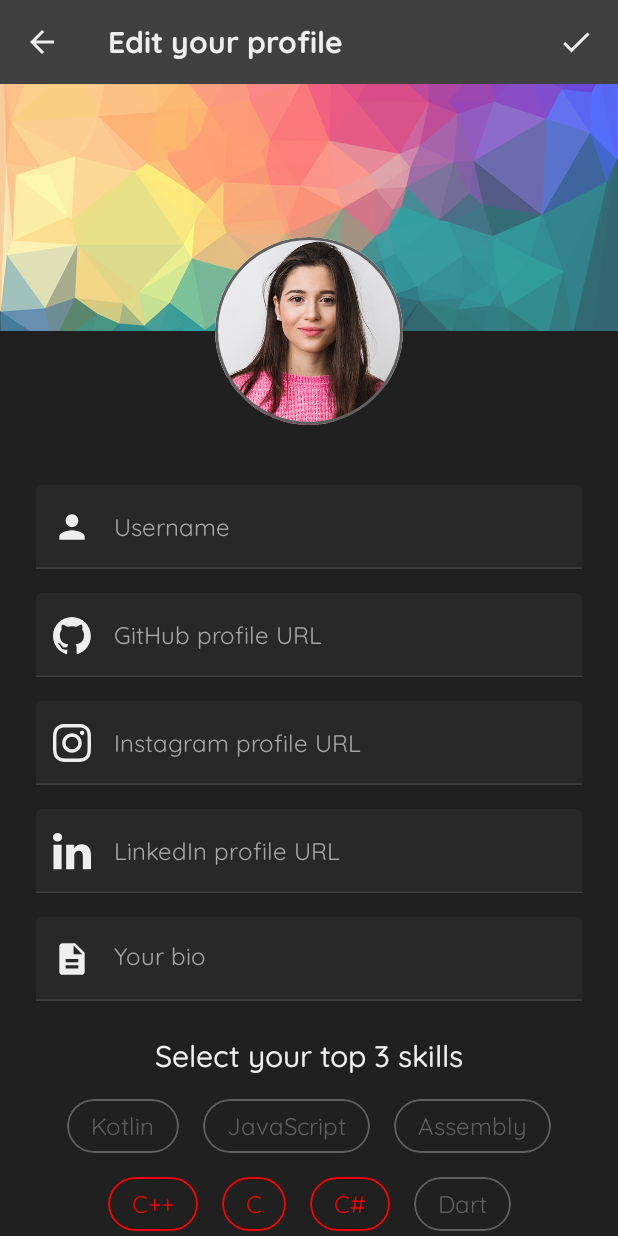
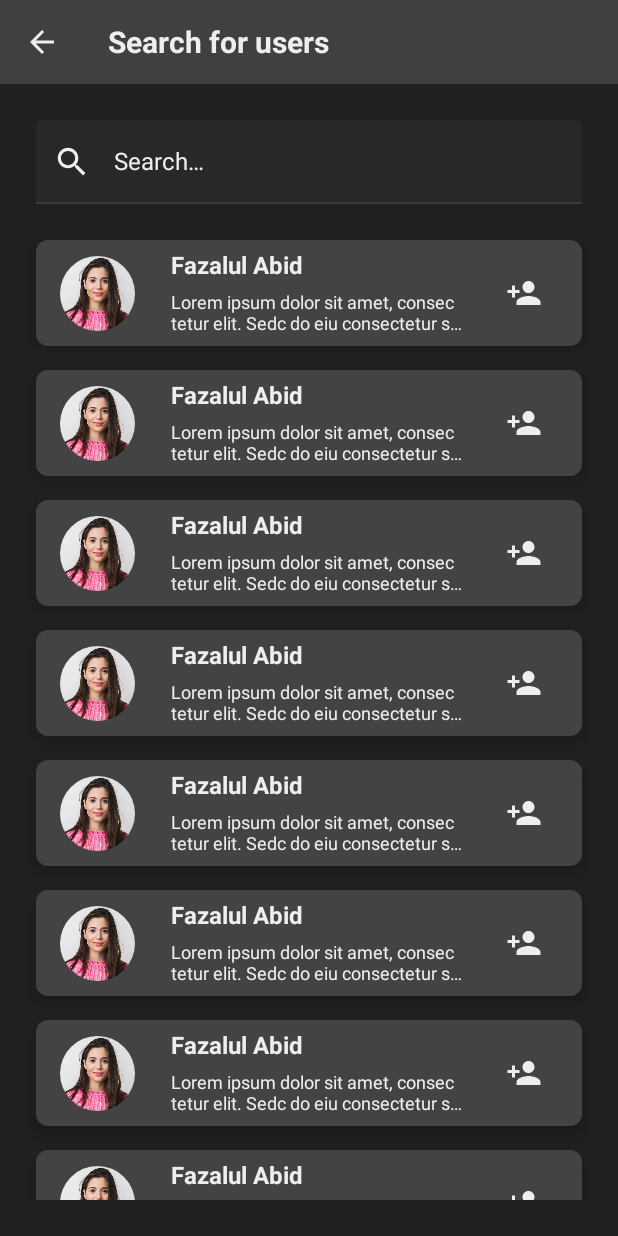
Before and after one commit to FazalulAbid/social-network-android, an Android app built with Jetpack Compose: the screen it shows after launch (MainActivity), on a phone screen of 412 x 824 dp. Run offline under Robolectric (Android 15) with nearby library versions, the phone set to English and light mode, and no system bars; our stand-ins replace Dagger/Hilt's generated code, Timber.

Commit message:
Implemented design for SearchScreen.kt

```diff
--- /dev/null
+++ b/app/src/main/java/com/fifty/socialnetwork/presentation/components/UserProfileItem.kt
@@ -0,0 +1,81 @@
+package com.fifty.socialnetwork.presentation.components
+
+import androidx.compose.foundation.Image
+import androidx.compose.foundation.layout.*
+import androidx.compose.foundation.shape.CircleShape
+import androidx.compose.material.*
+import androidx.compose.runtime.Composable
+import androidx.compose.ui.Alignment
+import androidx.compose.ui.Modifier
+import androidx.compose.ui.draw.clip
+import androidx.compose.ui.graphics.painter.Painter
+import androidx.compose.ui.res.painterResource
+import androidx.compose.ui.text.font.FontWeight
+import androidx.compose.ui.text.style.TextOverflow
+import androidx.compose.ui.unit.dp
+import com.fifty.socialnetwork.R
+import com.fifty.socialnetwork.domain.model.User
+import com.fifty.socialnetwork.presentation.ui.theme.*
+
+@OptIn(ExperimentalMaterialApi::class)
+@Composable
+fun UserProfileItem(
+    user: User,
+    modifier: Modifier = Modifier,
+    actionIcon: @Composable () -> Unit = {},
+    onItemClick: () -> Unit = {},
+    onActionItemClick: () -> Unit = {}
+) {
+    Card(
+        modifier = modifier,
+        shape = MaterialTheme.shapes.medium,
+        onClick = onItemClick,
+        elevation = 5.dp
+    ) {
+        Row(
+            modifier = Modifier
+                .fillMaxSize()
+                .padding(
+                    vertical = SpaceSmall,
+                    horizontal = SpaceMedium
+                ),
+            verticalAlignment = Alignment.CenterVertically,
+            horizontalArrangement = Arrangement.SpaceBetween
+        ) {
+            Image(
+                painter = painterResource(id = R.drawable.woman_profile_image),
+                contentDescription = null,
+                Modifier
+                    .clip(CircleShape)
+                    .size(ProfilePictureSizeSmall)
+            )
+            Spacer(modifier = Modifier.width(SpaceMedium))
+            Column(
+                modifier = Modifier
+                    .fillMaxHeight()
+                    .fillMaxWidth(0.8f)
+                    .padding(horizontal = SpaceSmall)
+            ) {
+                Text(
+                    text = user.username,
+                    style = MaterialTheme.typography.body1.copy(
+                        fontWeight = FontWeight.Bold
+                    )
+                )
+                Spacer(modifier = Modifier.height(SpaceSmall))
+                Text(
+                    text = user.description,
+                    style = MaterialTheme.typography.body2,
+                    overflow = TextOverflow.Ellipsis,
+                    maxLines = 2
+                )
+            }
+            Spacer(modifier = Modifier.width(SpaceSmall))
+            IconButton(
+                onClick = onActionItemClick
+            ) {
+                actionIcon()
+            }
+        }
+    }
+}
--- a/app/src/main/java/com/fifty/socialnetwork/presentation/postdetail/PostDetailScreen.kt
+++ b/app/src/main/java/com/fifty/socialnetwork/presentation/postdetail/PostDetailScreen.kt
@@ -164,7 +164,7 @@ fun Comment(
                         contentDescription = null,
                         modifier = Modifier
                             .clip(CircleShape)
-                            .size(ProfilePictureSizeSmall)
+                            .size(ProfilePictureSizeExtraSmall)
                     )
                     Spacer(modifier = Modifier.width(SpaceSmall))
                     Text(
--- /dev/null
+++ b/app/src/main/java/com/fifty/socialnetwork/presentation/search/SearchScreen.kt
@@ -0,0 +1,96 @@
+package com.fifty.socialnetwork.presentation.search
+
+import androidx.compose.foundation.layout.*
+import androidx.compose.foundation.lazy.LazyColumn
+import androidx.compose.material.Icon
+import androidx.compose.material.MaterialTheme
+import androidx.compose.material.Text
+import androidx.compose.material.icons.Icons
+import androidx.compose.material.icons.filled.Check
+import androidx.compose.material.icons.filled.Person
+import androidx.compose.material.icons.filled.PersonAdd
+import androidx.compose.material.icons.filled.Search
+import androidx.compose.runtime.Composable
+import androidx.compose.ui.Modifier
+import androidx.compose.ui.graphics.vector.ImageVector
+import androidx.compose.ui.res.stringResource
+import androidx.compose.ui.res.vectorResource
+import androidx.compose.ui.text.font.FontWeight
+import androidx.hilt.navigation.compose.hiltViewModel
+import androidx.navigation.NavController
+import com.fifty.socialnetwork.R
+import com.fifty.socialnetwork.domain.model.User
+import com.fifty.socialnetwork.presentation.components.StandardTextField
+import com.fifty.socialnetwork.presentation.components.StandardToolbar
+import com.fifty.socialnetwork.presentation.components.UserProfileItem
+import com.fifty.socialnetwork.presentation.ui.theme.SpaceLarge
+import com.fifty.socialnetwork.presentation.ui.theme.SpaceMedium
+import com.fifty.socialnetwork.presentation.util.states.StandardTextFieldState
+
+@Composable
+fun SearchScreen(
+    navController: NavController,
+    viewModel: SearchScreenViewModel = hiltViewModel()
+) {
+    Column(
+        modifier = Modifier.fillMaxSize()
+    ) {
+        StandardToolbar(
+            navController = navController,
+            showBackArrow = true,
+            title = {
+                Text(
+                    text = stringResource(id = R.string.search_for_users),
+                    fontWeight = FontWeight.Bold,
+                    color = MaterialTheme.colors.onBackground
+                )
+            }
+        )
+        Column(
+            modifier = Modifier
+                .fillMaxSize()
+                .padding(SpaceLarge)
+        ) {
+            StandardTextField(
+                text = viewModel.searchState.value.text,
+                modifier = Modifier
+                    .fillMaxWidth(),
+                hint = stringResource(id = R.string.search),
+                error = viewModel.searchState.value.error,
+                leadingIcon = Icons.Default.Search,
+                onValueChange = {
+                    viewModel.setSearchState(
+                        StandardTextFieldState(text = it)
+                    )
+                }
+            )
+            Spacer(modifier = Modifier.height(SpaceLarge))
+            LazyColumn(
+                modifier = Modifier.fillMaxSize()
+            ) {
+                items(10) {
+                    UserProfileItem(
+                        user = User(
+                            profilePictureUrl = "",
+                            username = "Fazalul Abid",
+                            description = "Lorem ipsum dolor sit amet, consec tetur elit. Sedc do eiu" +
+                                    " consectetur smod tempor consectetur incididunt" +
+                                    "  ut labore et dolore magna aliqua.",
+                            followerCount = 234,
+                            followingCount = 221,
+                            postCount = 45
+                        ),
+                        actionIcon = {
+                            Icon(
+                                imageVector = Icons.Default.PersonAdd,
+                                contentDescription = null,
+                                tint = MaterialTheme.colors.onBackground
+                            )
+                        }
+                    )
+                    Spacer(modifier = Modifier.height(SpaceMedium))
+                }
+            }
+        }
+    }
+}
--- /dev/null
+++ b/app/src/main/java/com/fifty/socialnetwork/presentation/search/SearchScreenViewModel.kt
@@ -0,0 +1,20 @@
+package com.fifty.socialnetwork.presentation.search
+
+import androidx.compose.runtime.State
+import androidx.compose.runtime.mutableStateOf
+import androidx.lifecycle.ViewModel
+import com.fifty.socialnetwork.presentation.util.states.StandardTextFieldState
+import dagger.hilt.android.lifecycle.HiltViewModel
+import javax.inject.Inject
+
+@HiltViewModel
+class SearchScreenViewModel @Inject constructor(
+
+) : ViewModel() {
+    private val _searchState = mutableStateOf<StandardTextFieldState>(StandardTextFieldState())
+    val searchState: State<StandardTextFieldState> = _searchState
+
+    fun setSearchState(state: StandardTextFieldState) {
+        _searchState.value = state
+    }
+}
--- a/app/src/main/java/com/fifty/socialnetwork/presentation/ui/theme/Dimensions.kt
+++ b/app/src/main/java/com/fifty/socialnetwork/presentation/ui/theme/Dimensions.kt
@@ -8,7 +8,8 @@ val SpaceLarge = 24.dp
 
 val ProfilePictureSizeLarge = 125.dp
 val ProfilePictureSizeMedium = 75.dp
-val ProfilePictureSizeSmall = 30.dp
+val ProfilePictureSizeSmall = 50.dp
+val ProfilePictureSizeExtraSmall = 30.dp
 
 val IconSizeSmall = 15.dp
 val IconSizeMedium = 25.dp
--- a/app/src/main/java/com/fifty/socialnetwork/presentation/ui/theme/Type.kt
+++ b/app/src/main/java/com/fifty/socialnetwork/presentation/ui/theme/Type.kt
@@ -20,31 +20,31 @@ val quicksand = FontFamily(
 // Set of Material typography styles to start with
 val Typography = Typography(
     body1 = TextStyle(
-        fontFamily = quicksand,
+//        fontFamily = quicksand,
         fontWeight = FontWeight.Normal,
         fontSize = 16.sp,
-        color = TextGray
+        color = TextWhite
     ),
     h1 = TextStyle(
-        fontFamily = quicksand,
+//        fontFamily = quicksand,
         fontWeight = FontWeight.Bold,
         fontSize = 30.sp,
         color = TextWhite
     ),
     h2 = TextStyle(
-        fontFamily = quicksand,
+//        fontFamily = quicksand,
         fontWeight = FontWeight.Medium,
         fontSize = 24.sp,
         color = TextWhite
     ),
     h6 = TextStyle(
-        fontFamily = quicksand,
+//        fontFamily = quicksand,
         fontWeight = FontWeight.Medium,
         fontSize = 20.sp,
         color = TextWhite
     ),
     body2 = TextStyle(
-        fontFamily = quicksand,
+//        fontFamily = quicksand,
         fontWeight = FontWeight.Normal,
         fontSize = 12.sp,
         color = TextWhite
--- a/app/src/main/java/com/fifty/socialnetwork/presentation/util/Navigation.kt
+++ b/app/src/main/java/com/fifty/socialnetwork/presentation/util/Navigation.kt
@@ -14,13 +14,14 @@ import com.fifty.socialnetwork.presentation.login.LoginScreen
 import com.fifty.socialnetwork.presentation.postdetail.PostDetailScreen
 import com.fifty.socialnetwork.presentation.profile.ProfileScreen
 import com.fifty.socialnetwork.presentation.register.RegisterScreen
+import com.fifty.socialnetwork.presentation.search.SearchScreen
 import com.fifty.socialnetwork.presentation.splash.SplashScreen
 
 @Composable
 fun Navigation(navController: NavHostController) {
     NavHost(
         navController = navController,
-        startDestination = Screen.EditProfileScreen.route
+        startDestination = Screen.SearchScreen.route
     ) {
         composable(Screen.SplashScreen.route) {
             SplashScreen(navController = navController)
@@ -46,6 +47,9 @@ fun Navigation(navController: NavHostController) {
         composable(Screen.CreatePostScreen.route) {
             CreatePostScreen(navController = navController)
         }
+        composable(Screen.SearchScreen.route) {
+            SearchScreen(navController = navController)
+        }
         composable(Screen.EditProfileScreen.route) {
             EditProfileScreen(navController = navController)
         }
--- a/app/src/main/res/values/strings.xml
+++ b/app/src/main/res/values/strings.xml
@@ -46,4 +46,6 @@
     <string name="your_bio">Your bio</string>
     <string name="select_your_top_3_skills">Select your top 3 skills</string>
     <string name="save_changes">Save changes</string>
+    <string name="search_for_users">Search for users</string>
+    <string name="search">Search…</string>
 </resources>
```
